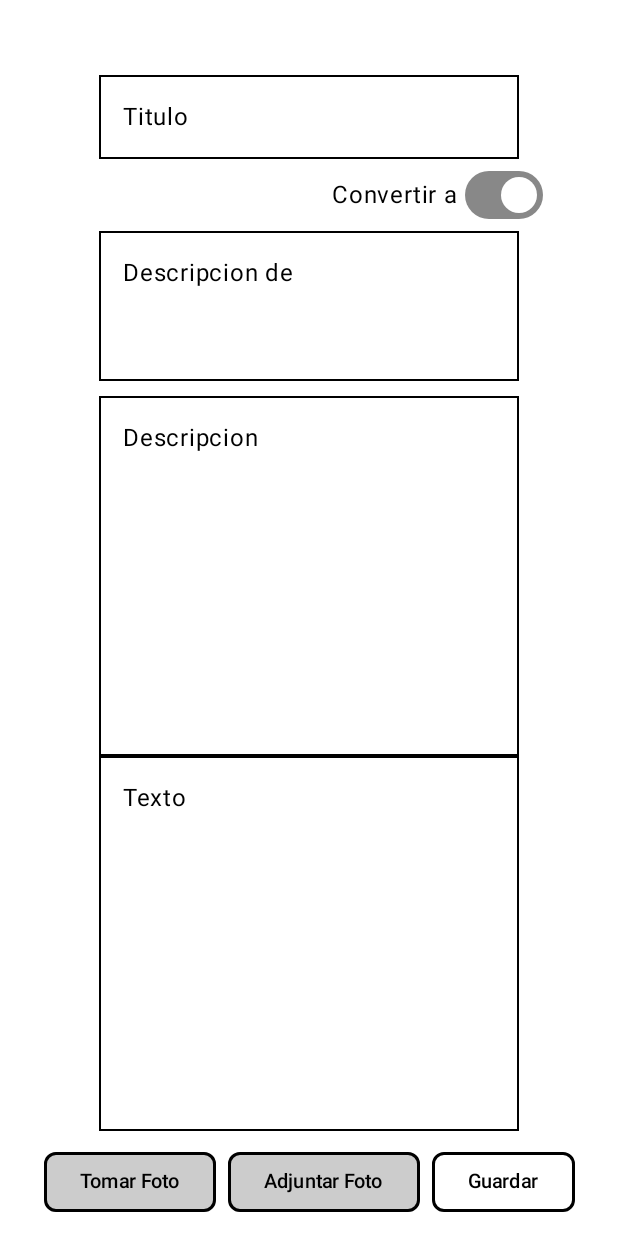
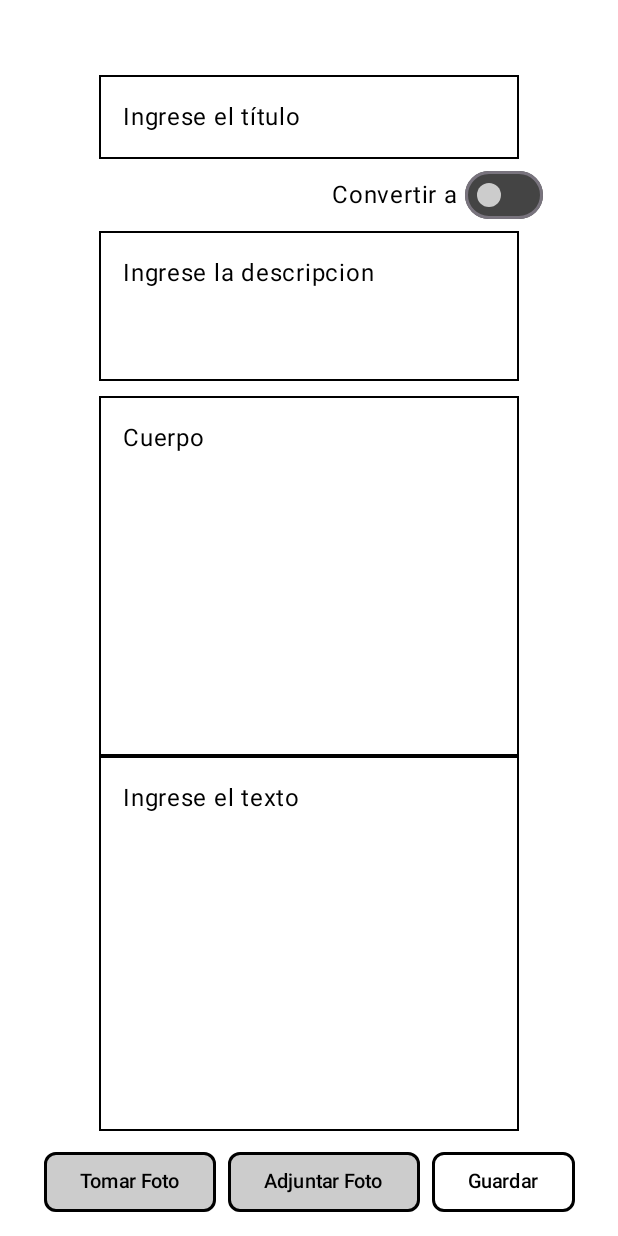
Before and after one commit to AlejandroBedoyaMartinez/Proyecto_Final_Movil, an Android app built with Jetpack Compose: the tareasScreen screen opened through its navigation route, after a tap on "Agregar nueva", on a phone screen of 412 x 824 dp. Run offline under Robolectric (Android 15) with nearby library versions, the phone set to English and light mode, and no system bars.

Commit message:
Se agrego el viewModel y funcionalidad a las cajas de texto

```diff
--- a/Proyecto_Final/app/build.gradle.kts
+++ b/Proyecto_Final/app/build.gradle.kts
@@ -66,4 +66,6 @@ dependencies {
     androidTestImplementation(libs.androidx.ui.test.junit4)
     debugImplementation(libs.androidx.ui.tooling)
     debugImplementation(libs.androidx.ui.test.manifest)
+    implementation ("androidx.lifecycle:lifecycle-viewmodel-ktx:2.6.1")
+
 }
--- a/Proyecto_Final/app/src/main/java/jano/net/proyecto_final/AgregarNueva.kt
+++ b/Proyecto_Final/app/src/main/java/jano/net/proyecto_final/AgregarNueva.kt
@@ -35,9 +35,8 @@ import androidx.compose.ui.unit.sp
 
 @OptIn(ExperimentalMaterial3Api::class)
 @Composable
-fun AgregarNueva(
-){
-    var posponer by remember { mutableStateOf(false) }
+fun AgregarNueva(viewModel: viewModel){
+    var posponer by remember { mutableStateOf(true) }
     Column (
         Modifier
             .fillMaxSize()
@@ -45,23 +44,31 @@ fun AgregarNueva(
         horizontalAlignment = Alignment.CenterHorizontally
     ){
         Spacer(modifier = Modifier.height(50.dp))
-        TextField(value = "Titulo", onValueChange = {},
+        TextField(
+            value = viewModel.titulo.value, onValueChange = { viewModel.titulo.value = it},
+            placeholder = { Text(text = "Ingrese el título") },
             modifier = Modifier
                 .background(Color.White)
                 .border(BorderStroke(1.dp, Color.Black)),
             colors = TextFieldDefaults.textFieldColors(
-                containerColor = MaterialTheme.colorScheme.primary
+                containerColor = MaterialTheme.colorScheme.primary,
+                focusedTextColor = MaterialTheme.colorScheme.surface,
+                cursorColor = MaterialTheme.colorScheme.surface,
+                unfocusedPlaceholderColor = MaterialTheme.colorScheme.onSurface
             )
         )
         Row (
             Modifier
                 .align(Alignment.End)
                 .padding(end = 50.dp)){
-            Text(text = "Convertir a ",Modifier.align(Alignment.CenterVertically))
+            Text(
+                text = "Convertir a ",
+                Modifier.align(Alignment.CenterVertically),
+                color = MaterialTheme.colorScheme.surface
+            )
             Switch(
-
-                checked = true,
-                onCheckedChange = {},
+                checked = viewModel.banderaSwitch.value,
+                onCheckedChange = {viewModel.banderaSwitch.value = it},
                 colors = SwitchDefaults.colors(
                     checkedThumbColor = Color.White,
                     checkedTrackColor = Color.Gray,
@@ -71,32 +78,46 @@ fun AgregarNueva(
             )
         }
         TextField(
-            value = "Descripcion de", onValueChange = {},
+            value = viewModel.descripcion.value, onValueChange = { viewModel.descripcion.value = it},
+            placeholder = { Text(text = "Ingrese la descripcion") },
             modifier = Modifier
                 .height(100.dp)
                 .background(Color.White)
                 .border(BorderStroke(1.dp, Color.Black)),
             colors = TextFieldDefaults.textFieldColors(
-                containerColor = MaterialTheme.colorScheme.primary
+                containerColor = MaterialTheme.colorScheme.primary,
+                focusedTextColor = MaterialTheme.colorScheme.surface,
+                cursorColor = MaterialTheme.colorScheme.surface,
+                unfocusedPlaceholderColor = MaterialTheme.colorScheme.onSurface
             )
         )
-        TextField(value = "Descripcion", onValueChange = {},
+        TextField(
+            value = viewModel.descripcionCuerpo.value, onValueChange = { viewModel.descripcionCuerpo.value = it},
+            placeholder = { Text(text = "Cuerpo") },
             modifier = Modifier
                 .height(250.dp)
                 .padding(top = 10.dp)
                 .background(Color.White)
                 .border(BorderStroke(1.dp, Color.Black)),
             colors = TextFieldDefaults.textFieldColors(
-                containerColor = MaterialTheme.colorScheme.primary
+                containerColor = MaterialTheme.colorScheme.primary,
+                focusedTextColor = MaterialTheme.colorScheme.surface,
+                cursorColor = MaterialTheme.colorScheme.surface,
+                unfocusedPlaceholderColor = MaterialTheme.colorScheme.onSurface
             )
         )
-        TextField(value = "Texto", onValueChange = {},
+        TextField(
+            value = viewModel.texto.value, onValueChange = { viewModel.texto.value = it},
+            placeholder = { Text(text = "Ingrese el texto") },
             modifier = Modifier
                 .height(250.dp)
                 .background(Color.White)
                 .border(BorderStroke(1.dp, Color.Black)),
             colors = TextFieldDefaults.textFieldColors(
-                containerColor = MaterialTheme.colorScheme.primary
+                containerColor = MaterialTheme.colorScheme.primary,
+                focusedTextColor = MaterialTheme.colorScheme.surface,
+                cursorColor = MaterialTheme.colorScheme.surface,
+                unfocusedPlaceholderColor = MaterialTheme.colorScheme.onSurface
             )
         )
         Row (
@@ -134,12 +155,16 @@ fun AgregarNueva(
                 )
             }
 
+            if(posponer and viewModel.banderaSwitch.value) {
+                PosponerTarea( onDismiss = { posponer = false })
+            }
 
-            if(posponer) {
-                PosponerTarea(onDismiss = { posponer = false })
-            }
             Button(
-                onClick = { posponer = true},
+                onClick = {
+                    if(viewModel.banderaSwitch.value == true) {
+                        posponer = true
+                    }
+                   },
                 colors = ButtonDefaults.buttonColors(
                     containerColor = Color.White
                 ),
--- a/Proyecto_Final/app/src/main/java/jano/net/proyecto_final/HomePageScreen.kt
+++ b/Proyecto_Final/app/src/main/java/jano/net/proyecto_final/HomePageScreen.kt
@@ -117,7 +117,7 @@ fun HomePageScreen(navHostController: NavHostController) {
         Spacer(modifier = Modifier.height(32.dp))
 
         FloatingActionButton(
-            onClick = {  },
+            onClick = { navHostController.navigate("agregarNueva") },
             modifier = Modifier
                 .size(60.dp)
                 .align(Alignment.CenterHorizontally)
--- a/Proyecto_Final/app/src/main/java/jano/net/proyecto_final/NavController.kt
+++ b/Proyecto_Final/app/src/main/java/jano/net/proyecto_final/NavController.kt
@@ -12,8 +12,8 @@ fun Nav() {
     val navController = rememberNavController()
     NavHost(navController = navController, startDestination = "home") {
         composable("home") { HomePageScreen(navController) }
-        composable("tareas") { (tareasScreen(navController)) }
-        composable("notas") { (notasScreen(navController)) }
-        composable("agregarNueva") { (AgregarNueva()) }
+        composable("tareas") { (tareasScreen(navController, viewModel = viewModel())) }
+        composable("notas") { (notasScreen(navController, viewModel = viewModel())) }
+        composable("agregarNueva") { (AgregarNueva(viewModel = viewModel())) }
     }
 }
--- a/Proyecto_Final/app/src/main/java/jano/net/proyecto_final/notasScreen.kt
+++ b/Proyecto_Final/app/src/main/java/jano/net/proyecto_final/notasScreen.kt
@@ -27,7 +27,6 @@ import androidx.compose.material3.Text
 import androidx.compose.runtime.Composable
 import androidx.compose.runtime.getValue
 import androidx.compose.runtime.mutableStateOf
-import androidx.compose.runtime.remember
 import androidx.compose.ui.Modifier
 import androidx.compose.ui.unit.dp
 import androidx.compose.runtime.setValue
@@ -38,8 +37,7 @@ import androidx.navigation.NavHostController
 
 
 @Composable
-fun notasScreen(navHostController: NavHostController) {
-    var query by remember { mutableStateOf("") }
+fun notasScreen(navHostController: NavHostController,viewModel: viewModel) {
 
     Box(
         modifier = Modifier
@@ -53,7 +51,7 @@ fun notasScreen(navHostController: NavHostController) {
                 .background(MaterialTheme.colorScheme.background)
         ) {
             Row (Modifier.padding(top = 25.dp)) {
-                BuscarText(query = query, onQueryChanged = { query = it })
+                BuscarText(query = viewModel.query.value, onQueryChanged = { viewModel.query.value = it })
             }
             LazyVerticalGrid(
                 columns = GridCells.Fixed(2),
--- a/Proyecto_Final/app/src/main/java/jano/net/proyecto_final/tareasScreen.kt
+++ b/Proyecto_Final/app/src/main/java/jano/net/proyecto_final/tareasScreen.kt
@@ -11,6 +11,7 @@ import androidx.compose.foundation.layout.fillMaxSize
 import androidx.compose.foundation.layout.fillMaxWidth
 import androidx.compose.foundation.layout.height
 import androidx.compose.foundation.layout.padding
+import androidx.compose.foundation.layout.width
 import androidx.compose.foundation.lazy.LazyColumn
 import androidx.compose.foundation.shape.RoundedCornerShape
 import androidx.compose.material.icons.Icons
@@ -33,12 +34,12 @@ import androidx.compose.ui.unit.dp
 import androidx.compose.runtime.setValue
 import androidx.compose.ui.Alignment
 import androidx.compose.ui.graphics.Color
+import androidx.compose.ui.text.TextStyle
 import androidx.navigation.NavHostController
 
 
 @Composable
-fun tareasScreen(navHostController: NavHostController) {
-    var query by remember { mutableStateOf("") }
+fun tareasScreen(navHostController: NavHostController,viewModel: viewModel) {
 
     Column(
         modifier = Modifier
@@ -46,17 +47,16 @@ fun tareasScreen(navHostController: NavHostController) {
             .background(MaterialTheme.colorScheme.background)
     ) {
         Row (Modifier.padding(top = 25.dp)) {
-            BuscarText(query = query, onQueryChanged = { query = it })
+            BuscarText(query = viewModel.query.value, onQueryChanged = { viewModel.query.value = it })
         }
 
         Box(
             modifier = Modifier
-                .height(650.dp)
+                .height(680.dp)
                 .background(MaterialTheme.colorScheme.background)
                 .align(Alignment.CenterHorizontally)
                 .border(BorderStroke(2.dp, Color.Black))
-                .fillMaxWidth()
-                .padding(35.dp, 40.dp)
+                .width(330.dp)
         ) {
             Column(
                 Modifier
@@ -141,9 +141,10 @@ fun BuscarText(
         singleLine = true,
         shape = RoundedCornerShape(16.dp),
         colors = TextFieldDefaults.outlinedTextFieldColors(
-            focusedBorderColor = Color.Gray,
-            unfocusedBorderColor = Color.Gray,
-            cursorColor = Color.Gray,
-        )
+            focusedBorderColor = MaterialTheme.colorScheme.surface,
+            unfocusedBorderColor = MaterialTheme.colorScheme.surface,
+            cursorColor = MaterialTheme.colorScheme.surface,
+        ),
+        textStyle = TextStyle(color = MaterialTheme.colorScheme.surface)
     )
 }
--- /dev/null
+++ b/Proyecto_Final/app/src/main/java/jano/net/proyecto_final/viewModel.kt
@@ -0,0 +1,15 @@
+package jano.net.proyecto_final
+
+import androidx.compose.runtime.mutableStateOf
+import androidx.lifecycle.ViewModel
+
+class viewModel:ViewModel() {
+    var query = mutableStateOf("")
+    var titulo = mutableStateOf("")
+    var descripcion = mutableStateOf("")
+    var descripcionCuerpo = mutableStateOf("")
+    var texto = mutableStateOf("")
+    var banderaSwitch = mutableStateOf(false)
+
+
+}
```
